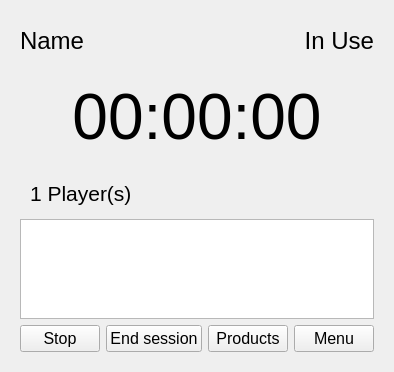
The window that UI/system.ui (Mohsenhatami000/GameNet-Manager) describes before a commit, drawn with Qt 5.
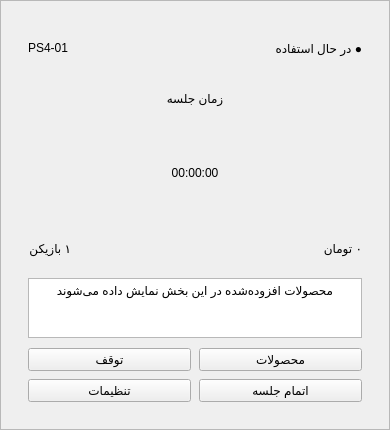
The same window after the commit. The open tabs and pages were chosen to show the change.

Patch:
```diff
--- a/UI/system.ui
+++ b/UI/system.ui
@@ -6,14 +6,41 @@
    <rect>
     <x>0</x>
     <y>0</y>
-    <width>391</width>
-    <height>372</height>
+    <width>390</width>
+    <height>430</height>
    </rect>
   </property>
-  <property name="windowTitle">
-   <string>Form</string>
-  </property>
-  <layout class="QHBoxLayout" name="horizontalLayout_11">
+  <layout class="QVBoxLayout" name="outerLayout">
+   <property name="leftMargin">
+    <number>0</number>
+   </property>
+   <property name="topMargin">
+    <number>0</number>
+   </property>
+   <property name="rightMargin">
+    <number>0</number>
+   </property>
+   <property name="bottomMargin">
+    <number>0</number>
+   </property>
+   <item>
+    <widget class="QFrame" name="stationCard">
+     <property name="frameShape">
+      <enum>QFrame::Shape::StyledPanel</enum>
+     </property>
+     <layout class="QVBoxLayout" name="stationCardLayout">
+      <property name="leftMargin">
+       <number>18</number>
+      </property>
+      <property name="topMargin">
+       <number>18</number>
+      </property>
+      <property name="rightMargin">
+       <number>18</number>
+      </property>
+      <property name="bottomMargin">
+       <number>18</number>
+      </property>
    <item>
     <widget class="QStackedWidget" name="stackedWidget">
      <property name="currentIndex">
@@ -100,55 +127,61 @@
       </layout>
      </widget>
      <widget class="QWidget" name="page_2">
-      <layout class="QVBoxLayout" name="verticalLayout_3">
+         <layout class="QVBoxLayout" name="activeLayout">
+          <property name="spacing">
+           <number>10</number>
+          </property>
        <item>
         <layout class="QHBoxLayout" name="horizontalLayout_10">
          <item>
           <widget class="QLabel" name="label_name2">
-           <property name="font">
-            <font>
-             <pointsize>18</pointsize>
-            </font>
-           </property>
            <property name="text">
-            <string>Name</string>
-           </property>
-           <property name="alignment">
-            <set>Qt::AlignmentFlag::AlignLeading|Qt::AlignmentFlag::AlignLeft|Qt::AlignmentFlag::AlignVCenter</set>
+               <string>PS4-01</string>
            </property>
           </widget>
          </item>
+            <item>
+             <spacer name="activeHeaderSpacer">
+              <property name="orientation">
+               <enum>Qt::Orientation::Horizontal</enum>
+              </property>
+              <property name="sizeHint" stdset="0">
+               <size>
+                <width>40</width>
+                <height>20</height>
+               </size>
+              </property>
+             </spacer>
+            </item>
          <item>
           <widget class="QLabel" name="label_in_use">
-           <property name="font">
-            <font>
-             <pointsize>18</pointsize>
-            </font>
-           </property>
            <property name="text">
-            <string>In Use</string>
-           </property>
-           <property name="alignment">
-            <set>Qt::AlignmentFlag::AlignRight|Qt::AlignmentFlag::AlignTrailing|Qt::AlignmentFlag::AlignVCenter</set>
+               <string>● در حال استفاده</string>
            </property>
           </widget>
          </item>
         </layout>
        </item>
+          <item>
+           <widget class="QLabel" name="timerCaption">
+            <property name="text">
+             <string>زمان جلسه</string>
+            </property>
+            <property name="alignment">
+             <set>Qt::AlignmentFlag::AlignCenter</set>
+            </property>
+           </widget>
+          </item>
        <item>
         <widget class="QLabel" name="label_Timer">
          <property name="minimumSize">
           <size>
-           <width>120</width>
-           <height>100</height>
-          </size>
-         </property>
-         <property name="font">
-          <font>
-           <family>MS UI Gothic</family>
-           <pointsize>48</pointsize>
-           <italic>false</italic>
-          </font>
+              <width>0</width>
+              <height>90</height>
+             </size>
+            </property>
+            <property name="layoutDirection">
+             <enum>Qt::LayoutDirection::LeftToRight</enum>
          </property>
          <property name="text">
           <string>00:00:00</string>
@@ -159,22 +192,11 @@
         </widget>
        </item>
        <item>
-        <layout class="QHBoxLayout" name="horizontalLayout_9">
-         <property name="leftMargin">
-          <number>10</number>
-         </property>
-         <property name="rightMargin">
-          <number>10</number>
-         </property>
+           <layout class="QHBoxLayout" name="sessionDetails">
          <item>
           <widget class="QLabel" name="label_player_Count">
-           <property name="font">
-            <font>
-             <pointsize>16</pointsize>
-            </font>
-           </property>
            <property name="text">
-            <string>1 Player(s)</string>
+               <string>۱ بازیکن</string>
            </property>
           </widget>
          </item>
@@ -193,13 +215,8 @@
          </item>
          <item>
           <widget class="QLabel" name="label_price">
-           <property name="font">
-            <font>
-             <pointsize>20</pointsize>
-            </font>
-           </property>
            <property name="text">
-            <string/>
+               <string>۰ تومان</string>
            </property>
           </widget>
          </item>
@@ -207,23 +224,12 @@
        </item>
        <item>
         <widget class="QTextBrowser" name="textBrowser_price">
-         <property name="sizePolicy">
-          <sizepolicy hsizetype="Expanding" vsizetype="Fixed">
-           <horstretch>0</horstretch>
-           <verstretch>0</verstretch>
-          </sizepolicy>
-         </property>
          <property name="maximumSize">
           <size>
            <width>16777215</width>
-           <height>100</height>
-          </size>
-         </property>
-         <property name="font">
-          <font>
-           <pointsize>12</pointsize>
-          </font>
-         </property>
+              <height>60</height>
+             </size>
+            </property>
          <property name="html">
           <string>&lt;!DOCTYPE HTML PUBLIC &quot;-//W3C//DTD HTML 4.0//EN&quot; &quot;http://www.w3.org/TR/REC-html40/strict.dtd&quot;&gt;
 &lt;html&gt;&lt;head&gt;&lt;meta name=&quot;qrichtext&quot; content=&quot;1&quot; /&gt;&lt;meta charset=&quot;utf-8&quot; /&gt;&lt;style type=&quot;text/css&quot;&gt;
@@ -231,58 +237,41 @@
 hr { height: 1px; border-width: 0; }
 li.unchecked::marker { content: &quot;\2610&quot;; }
 li.checked::marker { content: &quot;\2612&quot;; }
-&lt;/style&gt;&lt;/head&gt;&lt;body style=&quot; font-family:'Segoe UI'; font-size:12pt; font-weight:400; font-style:normal;&quot;&gt;
-&lt;p align=&quot;center&quot; style=&quot;-qt-paragraph-type:empty; margin-top:0px; margin-bottom:0px; margin-left:0px; margin-right:0px; -qt-block-indent:0; text-indent:0px; font-size:20pt;&quot;&gt;&lt;br /&gt;&lt;/p&gt;&lt;/body&gt;&lt;/html&gt;</string>
+&lt;/style&gt;&lt;/head&gt;&lt;body style=&quot; font-family:'Segoe UI'; font-size:9pt; font-weight:400; font-style:normal;&quot;&gt;
+&lt;p align=&quot;center&quot; style=&quot; margin-top:12px; margin-bottom:12px; margin-left:0px; margin-right:0px; -qt-block-indent:0; text-indent:0px;&quot;&gt;محصولات افزوده‌شده در این بخش نمایش داده می‌شوند&lt;/p&gt;&lt;/body&gt;&lt;/html&gt;</string>
          </property>
         </widget>
        </item>
        <item>
-        <layout class="QHBoxLayout" name="horizontalLayout_8">
-         <item>
+           <layout class="QGridLayout" name="activeActions">
+            <property name="spacing">
+             <number>8</number>
+            </property>
+            <item row="0" column="0">
           <widget class="QPushButton" name="pushButton_stop_resume">
-           <property name="font">
-            <font>
-             <pointsize>12</pointsize>
-            </font>
-           </property>
            <property name="text">
-            <string>Stop</string>
+               <string>توقف</string>
            </property>
           </widget>
          </item>
-         <item>
-          <widget class="QPushButton" name="pushButton_end_session">
-           <property name="font">
-            <font>
-             <pointsize>12</pointsize>
-            </font>
-           </property>
-           <property name="text">
-            <string>End session</string>
-           </property>
-          </widget>
-         </item>
-         <item>
+            <item row="0" column="1">
           <widget class="QPushButton" name="pushButton_products">
-           <property name="font">
-            <font>
-             <pointsize>12</pointsize>
-            </font>
-           </property>
            <property name="text">
-            <string>Products</string>
+               <string>محصولات</string>
            </property>
           </widget>
          </item>
-         <item>
+            <item row="1" column="0">
           <widget class="QPushButton" name="pushButton_menu">
-           <property name="font">
-            <font>
-             <pointsize>12</pointsize>
-            </font>
-           </property>
+              <property name="text">
+               <string>تنظیمات</string>
+              </property>
+             </widget>
+            </item>
+            <item row="1" column="1">
+             <widget class="QPushButton" name="pushButton_end_session">
            <property name="text">
-            <string>Menu</string>
+               <string>اتمام جلسه</string>
            </property>
           </widget>
          </item>
@@ -290,6 +279,9 @@
        </item>
       </layout>
      </widget>
+       </widget>
+      </item>
+     </layout>
     </widget>
    </item>
   </layout>
```
Left out of the diff: 131 changed lines with no effect on the pictures. Lines whose indentation alone changed are shown as unchanged.
